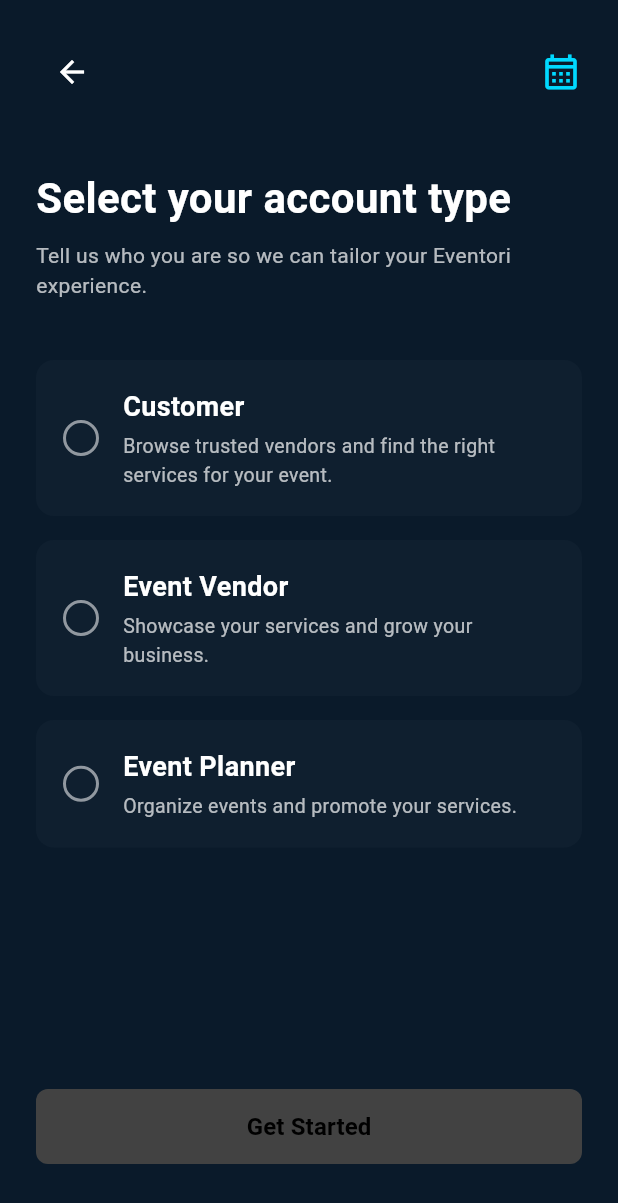
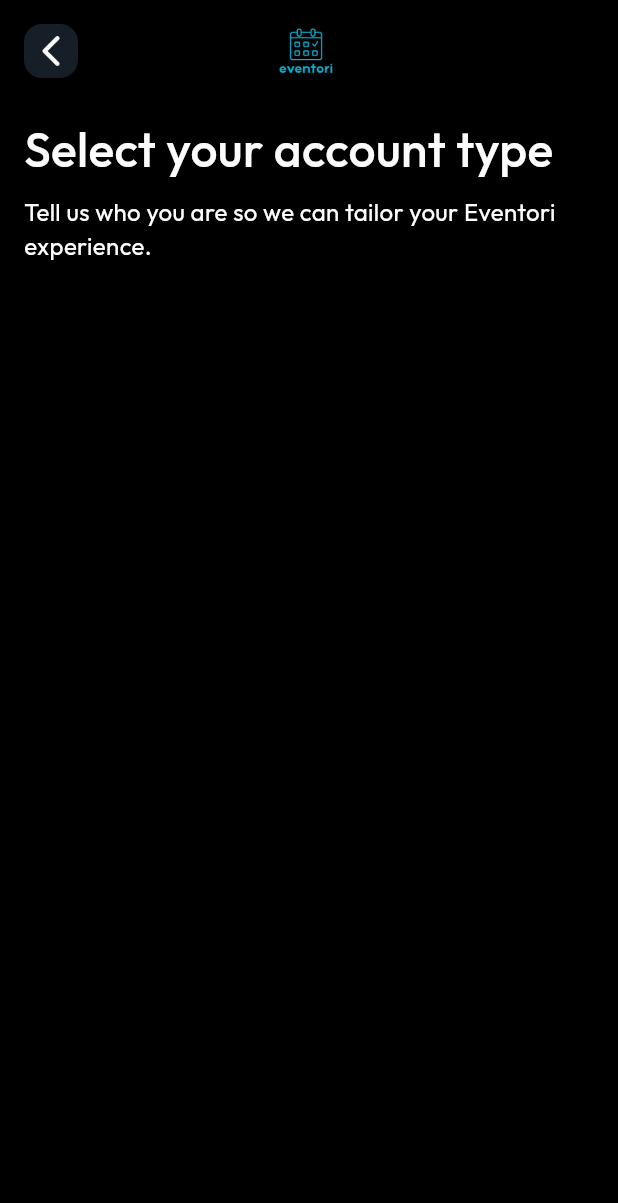
Before and after one commit to SardarAhmad000/eventori_ui, a Flutter app: the SelectionScreen screen opened by its route, on a phone screen of 412 x 824 dp. Shown: the top 1203 px of the screen. Run offline on Flutter 3.47's test engine with Material 3 defaults, Android fonts, the phone set to English and light mode, and no system bars; our stand-ins replace get, sizer, zoom_tap_animation.

```diff
--- a/lib/AppTheme/widgets/app_theme.dart
+++ b/lib/AppTheme/widgets/app_theme.dart
@@ -5,6 +5,7 @@ class AppTheme{
   static Color splashBackgroundScreen=Color(0xFF1B2638);
   static Color blackColor=Color(0xFF000000);
   static Color whiteColor=Color(0xFFFFFFFF);
+  static Color greyColor=Color(0xFFFCFCFD);
 
 
 
--- a/lib/constants/aap_assets.dart
+++ b/lib/constants/aap_assets.dart
@@ -1,3 +1,5 @@
 class AppAssets{
+  static String arrowIcon= 'assets/app_icons/arrow_icon.png';
+  static String appLogo= 'assets/app_icons/app_logo.png';
 
 }
--- a/lib/constants/app_text_style.dart
+++ b/lib/constants/app_text_style.dart
@@ -4,10 +4,11 @@ import '../AppTheme/widgets/app_theme.dart';
 
 class AppTextStyle{
 
+  static const String fontFamily = "Outfit";
   //Splash Screen Title
 
   static  TextStyle titleStyle = TextStyle(
-    fontFamily: 'Outfit',
+    fontFamily: fontFamily,
     color: AppTheme.textTitle,
     fontSize: 32,
     fontWeight: FontWeight.w600,
@@ -16,7 +17,7 @@ class AppTextStyle{
   //OnBoardingScreen
 
   static  TextStyle onBoardingTitleStyle = TextStyle(
-    fontFamily: 'Outfit',
+    fontFamily: fontFamily,
     color: AppTheme.whiteColor,
     fontSize: 32,
     fontWeight: FontWeight.w600,
@@ -24,7 +25,7 @@ class AppTextStyle{
 
 
   static  TextStyle onBoardingSubTitleStyle = TextStyle(
-    fontFamily: 'Outfit',
+    fontFamily: fontFamily,
     color: AppTheme.whiteColor,
     fontSize: 16,
     fontWeight: FontWeight.w400,
@@ -32,7 +33,7 @@ class AppTextStyle{
 
 
   static  TextStyle onBoardingitleStyle = TextStyle(
-    fontFamily: 'Outfit',
+    fontFamily: fontFamily,
     color: AppTheme.whiteColor,
     fontSize: 16,
     fontWeight: FontWeight.w400,
@@ -40,15 +41,31 @@ class AppTextStyle{
 
 
   static  TextStyle AlreadyTextStyle = TextStyle(
-    fontFamily: 'Outfit',
+    fontFamily: fontFamily,
     color: AppTheme.whiteColor,
     fontSize: 14,
     fontWeight: FontWeight.w400,
   );
   static  TextStyle loginTextStyle = TextStyle(
-    fontFamily: 'Outfit',
+    fontFamily: fontFamily,
     color: AppTheme.loginTextColor,
     fontSize: 14,
+    fontWeight: FontWeight.w400,
+  );
+
+  //Selection Screen
+
+  static  TextStyle selectionTitleStyle = TextStyle(
+    fontFamily: fontFamily,
+    color: AppTheme.greyColor,
+    fontSize: 32,
+    fontWeight: FontWeight.w500,
+  );
+
+  static  TextStyle selectionSubtitleStyle = TextStyle(
+    fontFamily: fontFamily,
+    color: AppTheme.whiteColor,
+    fontSize: 16,
     fontWeight: FontWeight.w400,
   );
 
@@ -57,4 +74,5 @@ class AppTextStyle{
 
 
 
+
 }
--- a/lib/routes/app_pages.dart
+++ b/lib/routes/app_pages.dart
@@ -1,7 +1,7 @@
-import 'package:eventori/view/onboarding/onboarding_screen_2.dart';
 import 'package:get/get.dart';
 
 import '../view/onboarding/onboarding_screen.dart';
+import '../view/onboarding/selection_screen.dart';
 import '../view/splash/splash_screen.dart';
 import 'app_routes.dart';
 
--- a/lib/view/onboarding/onboarding_screen.dart
+++ b/lib/view/onboarding/onboarding_screen.dart
@@ -1,4 +1,5 @@
 import 'package:eventori/constants/app_text_style.dart';
+import 'package:eventori/view/onboarding/selection_screen.dart';
 import 'package:flutter/material.dart';
 import 'package:get/get.dart';
 
@@ -39,7 +40,9 @@ class _OnboardingScreenState extends State<OnboardingScreen> {
               CustomButton(
                 Text: "Get Started",
                 width: double.infinity,
-                onTap: () {},
+                onTap: () {
+                  Get.toNamed( AppRoutes.selectionScreen);
+                },
               ),
 
               const SizedBox(height: 12),
@@ -54,11 +57,10 @@ class _OnboardingScreenState extends State<OnboardingScreen> {
                     ),
                     GestureDetector(
                       onTap: () {
-                        // Navigator.push(context, MaterialPageRoute(builder: context => ))
-                        // Get.toNamed( AppRoutes.SelectionScreen;
+
                       },
                       child: Text(
-                        'Login JSAHAS',
+                        'Login',
                         style: AppTextStyle.loginTextStyle
                       ),
                     ),
--- a/lib/view/onboarding/onboarding_screen_2.dart
+++ b/lib/view/onboarding/onboarding_screen_2.dart
@@ -1,315 +1,204 @@
-import 'package:flutter/material.dart';
-
-// // Welcome Onboarding Screen
-// class OnboardingScreen extends StatelessWidget {
-//   const OnboardingScreen({Key? key}) : super(key: key);
+// import 'package:eventori/constants/app_text_style.dart';
+// import 'package:flutter/material.dart';
+//
+//
+// class SelectionScreen extends StatefulWidget {
+//   const SelectionScreen({Key? key}) : super(key: key);
+//
+//   @override
+//   State<SelectionScreen> createState() => _SelectionScreenState();
+// }
+//
+// class _SelectionScreenState extends State<SelectionScreen> {
+//   String? selectedAccountType;
 //
 //   @override
 //   Widget build(BuildContext context) {
 //     return Scaffold(
-//       backgroundColor: Colors.black,
+//       backgroundColor: const Color(0xFF0A1A2A),
 //       body: SafeArea(
 //         child: Padding(
 //           padding: const EdgeInsets.all(24.0),
 //           child: Column(
 //             crossAxisAlignment: CrossAxisAlignment.start,
 //             children: [
+//               _buildHeader(),
+//               const SizedBox(height: 24),
+//               _buildTitle(),
 //               const SizedBox(height: 40),
 //
-//               const Text(
-//                 'Welcome to Eventori',
-//                 style: TextStyle(
-//                   color: Colors.white,
-//                   fontSize: 32,
-//                   fontWeight: FontWeight.bold,
-//                 ),
-//               ),
-//
-//               const SizedBox(height: 8),
-//
-//               const Text(
-//                 'You create the moments. We connect the people.',
-//                 style: TextStyle(
-//                   color: Colors.white70,
-//                   fontSize: 16,
-//                 ),
-//               ),
-//
-//               const Spacer(),
-//
-//               SizedBox(
-//                 width: double.infinity,
-//                 height: 50,
-//                 child: ElevatedButton(
-//                   onPressed: () {
-//                     Navigator.push(
-//                       context,
-//                       MaterialPageRoute(
-//                         builder: (context) => const SelectionScreen(),
-//                       ),
-//                     );
-//                   },
-//                   style: ElevatedButton.styleFrom(
-//                     backgroundColor: const Color(0xFF00D9FF),
-//                     shape: RoundedRectangleBorder(
-//                       borderRadius: BorderRadius.circular(8),
-//                     ),
-//                   ),
-//                   child: const Text(
-//                     'Get Started',
-//                     style: TextStyle(
-//                       color: Colors.black,
-//                       fontSize: 16,
-//                       fontWeight: FontWeight.w600,
-//                     ),
-//                   ),
-//                 ),
-//               ),
-//
-//               const SizedBox(height: 16),
-//
-//               Center(
-//                 child: Row(
-//                   mainAxisAlignment: MainAxisAlignment.center,
-//                   children: [
-//                     const Text(
-//                       'Already have an account? ',
-//                       style: TextStyle(
-//                         color: Colors.white70,
-//                         fontSize: 14,
-//                       ),
-//                     ),
-//                     GestureDetector(
-//                       onTap: () {
-//                         // Navigate to login
-//                       },
-//                       child: const Text(
-//                         'Login',
-//                         style: TextStyle(
-//                           color: Color(0xFF00D9FF),
-//                           fontSize: 14,
-//                           fontWeight: FontWeight.w600,
-//                         ),
-//                       ),
-//                     ),
-//                   ],
-//                 ),
-//               ),
-//
-//               const SizedBox(height: 24),
 //             ],
 //           ),
 //         ),
 //       ),
 //     );
 //   }
+//
+//   // Widget _buildHeader() {
+//   //   return Row(
+//   //     children: [
+//   //       IconButton(
+//   //         icon: const Icon(Icons.arrow_back, color: Colors.white),
+//   //         onPressed: () => Navigator.pop(context),
+//   //       ),
+//   //       const Spacer(),
+//   //       const Icon(
+//   //         Icons.calendar_month_outlined,
+//   //         color: Color(0xFF00D9FF),
+//   //         size: 28,
+//   //       ),
+//   //     ],
+//   //   );
+//   // }
+//
+//   Widget _buildTitle() {
+//     return Column(
+//       crossAxisAlignment: CrossAxisAlignment.start,
+//       children: [
+//         Text(
+//           'Select your account type',
+//           style: AppTextStyle.selectionTitleStyle
+//         ),
+//         SizedBox(height: 8),
+//         Text(
+//           'Tell us who you are so we can tailor your Eventori experience.',
+//           style:AppTextStyle.selectionSubtitleStyle,
+//         ),
+//       ],
+//     );
+//   }
+//
+//   Widget _buildAccountOptions() {
+//     return Column(
+//       children: [
+//         _buildAccountTypeCard(
+//           'Customer',
+//           'Browse trusted vendors and find the right services for your event.',
+//           'customer',
+//         ),
+//         const SizedBox(height: 16),
+//         _buildAccountTypeCard(
+//           'Event Vendor',
+//           'Showcase your services and grow your business.',
+//           'vendor',
+//         ),
+//         const SizedBox(height: 16),
+//         _buildAccountTypeCard(
+//           'Event Planner',
+//           'Organize events and promote your services.',
+//           'planner',
+//         ),
+//       ],
+//     );
+//   }
+//
+//   Widget _buildAccountTypeCard(String title, String description, String type) {
+//     final isSelected = selectedAccountType == type;
+//
+//     return GestureDetector(
+//       onTap: () {
+//         setState(() {
+//           selectedAccountType = type;
+//         });
+//       },
+//       child: Container(
+//         padding: const EdgeInsets.all(16),
+//         decoration: BoxDecoration(
+//           color: isSelected ? const Color(0xFF1E3A5F) : const Color(0xFF0F1F2F),
+//           borderRadius: BorderRadius.circular(12),
+//           border: Border.all(
+//             color: isSelected ? const Color(0xFF00D9FF) : Colors.transparent,
+//             width: 2,
+//           ),
+//         ),
+//         child: Row(
+//           children: [
+//             _buildRadioButton(isSelected),
+//             const SizedBox(width: 16),
+//             Expanded(
+//               child: Column(
+//                 crossAxisAlignment: CrossAxisAlignment.start,
+//                 children: [
+//                   Text(
+//                     title,
+//                     style: const TextStyle(
+//                       color: Colors.white,
+//                       fontSize: 18,
+//                       fontWeight: FontWeight.w600,
+//                     ),
+//                   ),
+//                   const SizedBox(height: 4),
+//                   Text(
+//                     description,
+//                     style: const TextStyle(
+//                       color: Colors.white70,
+//                       fontSize: 13,
+//                     ),
+//                   ),
+//                 ],
+//               ),
+//             ),
+//           ],
+//         ),
+//       ),
+//     );
+//   }
+//
+//   Widget _buildRadioButton(bool isSelected) {
+//     return Container(
+//       width: 24,
+//       height: 24,
+//       decoration: BoxDecoration(
+//         shape: BoxShape.circle,
+//         border: Border.all(
+//           color: isSelected ? const Color(0xFF00D9FF) : Colors.white54,
+//           width: 2,
+//         ),
+//       ),
+//       child: isSelected
+//           ? Center(
+//         child: Container(
+//           width: 12,
+//           height: 12,
+//           decoration: const BoxDecoration(
+//             shape: BoxShape.circle,
+//             color: Color(0xFF00D9FF),
+//           ),
+//         ),
+//       )
+//           : null,
+//     );
+//   }
+//
+//   Widget _buildGetStartedButton() {
+//     return SizedBox(
+//       width: double.infinity,
+//       height: 50,
+//       child: ElevatedButton(
+//         onPressed: selectedAccountType != null
+//             ? () {
+//           // Navigate based on selected account type
+//         }
+//             : null,
+//         style: ElevatedButton.styleFrom(
+//           backgroundColor: const Color(0xFF00D9FF),
+//           disabledBackgroundColor: Colors.grey.shade800,
+//           shape: RoundedRectangleBorder(
+//             borderRadius: BorderRadius.circular(8),
+//           ),
+//         ),
+//         child: const Text(
+//           'Get Started',
+//           style: TextStyle(
+//             color: Colors.black,
+//             fontSize: 16,
+//             fontWeight: FontWeight.w600,
+//           ),
+//         ),
+//       ),
+//     );
+//   }
 // }
-
-// Account Type Selection Screen
-class SelectionScreen extends StatefulWidget {
-  const SelectionScreen({Key? key}) : super(key: key);
-
-  @override
-  State<SelectionScreen> createState() => _SelectionScreenState();
-}
-
-class _SelectionScreenState extends State<SelectionScreen> {
-  String? selectedAccountType;
-
-  @override
-  Widget build(BuildContext context) {
-    return Scaffold(
-      backgroundColor: const Color(0xFF0A1A2A),
-      body: SafeArea(
-        child: Padding(
-          padding: const EdgeInsets.all(24.0),
-          child: Column(
-            crossAxisAlignment: CrossAxisAlignment.start,
-            children: [
-              _buildHeader(),
-              const SizedBox(height: 40),
-              _buildTitle(),
-              const SizedBox(height: 40),
-              _buildAccountOptions(),
-              const Spacer(),
-              _buildGetStartedButton(),
-              const SizedBox(height: 24),
-            ],
-          ),
-        ),
-      ),
-    );
-  }
-
-  Widget _buildHeader() {
-    return Row(
-      children: [
-        IconButton(
-          icon: const Icon(Icons.arrow_back, color: Colors.white),
-          onPressed: () => Navigator.pop(context),
-        ),
-        const Spacer(),
-        const Icon(
-          Icons.calendar_month_outlined,
-          color: Color(0xFF00D9FF),
-          size: 28,
-        ),
-      ],
-    );
-  }
-
-  Widget _buildTitle() {
-    return Column(
-      crossAxisAlignment: CrossAxisAlignment.start,
-      children: const [
-        Text(
-          'Select your account type',
-          style: TextStyle(
-            color: Colors.white,
-            fontSize: 28,
-            fontWeight: FontWeight.bold,
-          ),
-        ),
-        SizedBox(height: 8),
-        Text(
-          'Tell us who you are so we can tailor your Eventori experience.',
-          style: TextStyle(
-            color: Colors.white70,
-            fontSize: 14,
-          ),
-        ),
-      ],
-    );
-  }
-
-  Widget _buildAccountOptions() {
-    return Column(
-      children: [
-        _buildAccountTypeCard(
-          'Customer',
-          'Browse trusted vendors and find the right services for your event.',
-          'customer',
-        ),
-        const SizedBox(height: 16),
-        _buildAccountTypeCard(
-          'Event Vendor',
-          'Showcase your services and grow your business.',
-          'vendor',
-        ),
-        const SizedBox(height: 16),
-        _buildAccountTypeCard(
-          'Event Planner',
-          'Organize events and promote your services.',
-          'planner',
-        ),
-      ],
-    );
-  }
-
-  Widget _buildAccountTypeCard(String title, String description, String type) {
-    final isSelected = selectedAccountType == type;
-
-    return GestureDetector(
-      onTap: () {
-        setState(() {
-          selectedAccountType = type;
-        });
-      },
-      child: Container(
-        padding: const EdgeInsets.all(16),
-        decoration: BoxDecoration(
-          color: isSelected ? const Color(0xFF1E3A5F) : const Color(0xFF0F1F2F),
-          borderRadius: BorderRadius.circular(12),
-          border: Border.all(
-            color: isSelected ? const Color(0xFF00D9FF) : Colors.transparent,
-            width: 2,
-          ),
-        ),
-        child: Row(
-          children: [
-            _buildRadioButton(isSelected),
-            const SizedBox(width: 16),
-            Expanded(
-              child: Column(
-                crossAxisAlignment: CrossAxisAlignment.start,
-                children: [
-                  Text(
-                    title,
-                    style: const TextStyle(
-                      color: Colors.white,
-                      fontSize: 18,
-                      fontWeight: FontWeight.w600,
-                    ),
-                  ),
-                  const SizedBox(height: 4),
-                  Text(
-                    description,
-                    style: const TextStyle(
-                      color: Colors.white70,
-                      fontSize: 13,
-                    ),
-                  ),
-                ],
-              ),
-            ),
-          ],
-        ),
-      ),
-    );
-  }
-
-  Widget _buildRadioButton(bool isSelected) {
-    return Container(
-      width: 24,
-      height: 24,
-      decoration: BoxDecoration(
-        shape: BoxShape.circle,
-        border: Border.all(
-          color: isSelected ? const Color(0xFF00D9FF) : Colors.white54,
-          width: 2,
-        ),
-      ),
-      child: isSelected
-          ? Center(
-        child: Container(
-          width: 12,
-          height: 12,
-          decoration: const BoxDecoration(
-            shape: BoxShape.circle,
-            color: Color(0xFF00D9FF),
-          ),
-        ),
-      )
-          : null,
-    );
-  }
-
-  Widget _buildGetStartedButton() {
-    return SizedBox(
-      width: double.infinity,
-      height: 50,
-      child: ElevatedButton(
-        onPressed: selectedAccountType != null
-            ? () {
-          // Navigate based on selected account type
-        }
-            : null,
-        style: ElevatedButton.styleFrom(
-          backgroundColor: const Color(0xFF00D9FF),
-          disabledBackgroundColor: Colors.grey.shade800,
-          shape: RoundedRectangleBorder(
-            borderRadius: BorderRadius.circular(8),
-          ),
-        ),
-        child: const Text(
-          'Get Started',
-          style: TextStyle(
-            color: Colors.black,
-            fontSize: 16,
-            fontWeight: FontWeight.w600,
-          ),
-        ),
-      ),
-    );
-  }
-}
+//
+// class _buildHeader {
+// }
--- /dev/null
+++ b/lib/view/onboarding/selection_screen.dart
@@ -0,0 +1,43 @@
+import 'package:eventori/view/onboarding/widgets/build_header.dart';
+import 'package:eventori/view/onboarding/widgets/selection_tittle.dart';
+import 'package:flutter/material.dart';
+
+import '../../AppTheme/widgets/app_theme.dart';
+
+class SelectionScreen extends StatefulWidget {
+  const SelectionScreen({super.key});
+
+  @override
+  State<SelectionScreen> createState() => _SelectionScreenState();
+}
+
+class _SelectionScreenState extends State<SelectionScreen> {
+  @override
+  Widget build(BuildContext context) {
+    return Scaffold(
+      backgroundColor: AppTheme.blackColor,
+      body: SafeArea(
+        child: Padding(
+          padding: const EdgeInsets.all(16.0),
+          child: Column(
+            crossAxisAlignment: CrossAxisAlignment.start,
+            children: [
+              // _buildHeader(),
+              HeaderWidget(
+                onBackPressed: () => Navigator.pop(context),
+              ),
+              const SizedBox(height: 24),
+              SelectionTitle(),
+
+              // const SizedBox(height: 40),
+              // _buildAccountOptions(),
+              // const Spacer(),
+              // _buildGetStartedButton(),
+              // const SizedBox(height: 24),
+            ],
+          ),
+        ),
+      ),
+    );
+  }
+}
--- /dev/null
+++ b/lib/view/onboarding/widgets/build_header.dart
@@ -0,0 +1,46 @@
+import 'package:eventori/AppTheme/widgets/app_theme.dart';
+import 'package:eventori/constants/aap_assets.dart';
+import 'package:flutter/material.dart';
+
+class HeaderWidget extends StatelessWidget {
+  final VoidCallback onBackPressed;
+
+  const HeaderWidget({
+    Key? key,
+    required this.onBackPressed,
+  }) : super(key: key);
+
+  @override
+  Widget build(BuildContext context) {
+    return Row(
+        mainAxisAlignment: MainAxisAlignment.spaceBetween,
+        children: [
+          Container(
+            width: 36,
+            height: 36,
+            decoration: BoxDecoration(
+              color: AppTheme.onboardingArrowColor,
+              borderRadius: BorderRadius.circular(12),
+              border: Border.all(
+                color: AppTheme.onboardingArrowColor,
+                width: 1,
+              ),
+            ),
+            child: Image.asset(
+              AppAssets.arrowIcon,
+              width: 24,
+              height: 24,
+            ),
+          ),
+          Image.asset(
+            AppAssets.appLogo,
+            width: 38,
+            height: 32,
+          ),
+          SizedBox(
+            width: 40,
+          )
+        ],
+    );
+  }
+}
--- /dev/null
+++ b/lib/view/onboarding/widgets/selection_tittle.dart
@@ -0,0 +1,24 @@
+import 'package:flutter/material.dart';
+import '../../../constants/app_text_style.dart';
+
+class SelectionTitle extends StatelessWidget {
+  const SelectionTitle({super.key});
+
+  @override
+  Widget build(BuildContext context) {
+    return Column(
+      crossAxisAlignment: CrossAxisAlignment.start,
+      children: [
+        Text(
+          'Select your account type',
+          style: AppTextStyle.selectionTitleStyle,
+        ),
+        const SizedBox(height: 8),
+        Text(
+          'Tell us who you are so we can tailor your Eventori experience.',
+          style: AppTextStyle.selectionSubtitleStyle,
+        ),
+      ],
+    );
+  }
+}
--- a/pubspec.yaml
+++ b/pubspec.yaml
@@ -61,6 +61,9 @@ flutter:
   # the material Icons class.
   uses-material-design: true
 
+  assets:
+    - assets/app_icons/
+
   # To add assets to your application, add an assets section, like this:
   # assets:
   #   - images/a_dot_burr.jpeg
```
Also changed, not shown: assets/app_icons/app_logo.png (added), assets/app_icons/arrow_icon.png (added).
